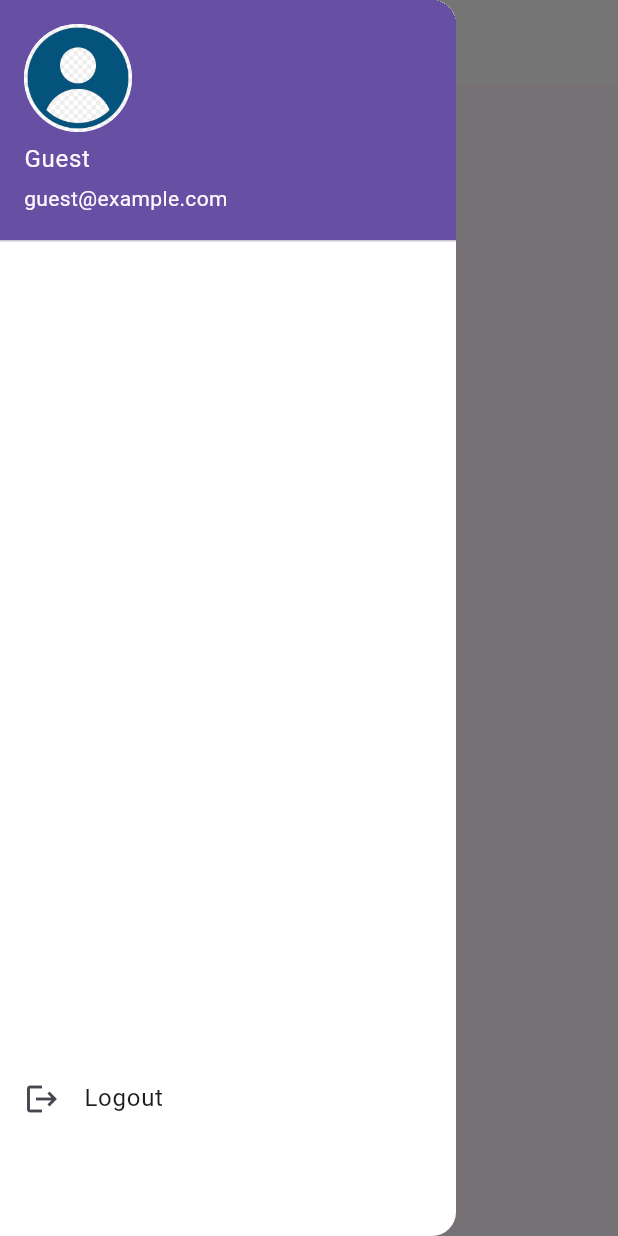
After one commit to Yura-0/lanars_test, a Flutter app: the HomePage screen opened directly, after a tap on the "menu" icon, on a phone screen of 412 x 824 dp. The commit adds this screen. Run offline on Flutter 3.47's test engine with Material 3 defaults, Android fonts, the phone set to English and light mode, and no system bars; our stand-ins replace bloc, dio, equatable, flutter_bloc, get_it, responsive_sizer and 1 more; accounts and stored records are empty.

Commit message:
add home page drawer

```diff
--- a/lib/features/home/pages/home_page.dart
+++ b/lib/features/home/pages/home_page.dart
@@ -1,10 +1,54 @@
 import 'package:flutter/material.dart';
+import 'package:flutter_bloc/flutter_bloc.dart';
+import 'package:lanars_test/features/auth/bloc/auth_state.dart';
 
-class HomePage extends StatelessWidget {
+import '../../auth/bloc/auth_bloc.dart';
+import '../widgets/user_drawer.dart';
+
+class HomePage extends StatefulWidget {
   const HomePage({super.key});
 
   @override
+  State<HomePage> createState() => _HomePageState();
+}
+
+class _HomePageState extends State<HomePage> {
+  final GlobalKey<ScaffoldState> _scaffoldKey = GlobalKey<ScaffoldState>();
+
+  @override
   Widget build(BuildContext context) {
-    return const Placeholder();
+
+    return Scaffold(
+      key: _scaffoldKey,
+      appBar: AppBar(
+        backgroundColor: Colors.white,
+        title: const Text(
+          'List Page',
+          style: TextStyle(
+            color: Colors.black,
+            fontWeight: FontWeight.bold,
+          ),
+        ),
+        centerTitle: true,
+        leading: IconButton(
+          icon: const Icon(Icons.menu),
+          onPressed: () {
+            _scaffoldKey.currentState?.openDrawer();
+          },
+        ),
+      ),
+      drawer: BlocBuilder<AuthBloc, AuthState>(
+        builder: (context, state) {
+          if (state is AuthSuccess) {
+            return UserDrawer(user: state.user);
+          } else {
+            return const UserDrawer(user: null);
+          }
+        },
+      ),
+      body: Center(
+        child: const Text('Welcome to Home Page!'),
+      ),
+    );
   }
 }
--- /dev/null
+++ b/lib/features/home/widgets/user_drawer.dart
@@ -0,0 +1,48 @@
+import 'package:flutter/material.dart';
+import 'package:flutter_bloc/flutter_bloc.dart';
+import 'package:responsive_sizer/responsive_sizer.dart';
+
+import '../../auth/authorization/model/i_user.dart';
+import '../../auth/bloc/auth_bloc.dart';
+import '../../auth/bloc/auth_event.dart';
+
+class UserDrawer extends StatelessWidget {
+  final IUser? user;
+
+  const UserDrawer({super.key, this.user});
+
+  @override
+  Widget build(BuildContext context) {
+    return Drawer(
+      backgroundColor: Colors.white,
+      child: SingleChildScrollView(
+        child: Column(
+          mainAxisSize: MainAxisSize.max,
+          mainAxisAlignment: MainAxisAlignment.spaceBetween,
+          children: [
+            UserAccountsDrawerHeader(
+              accountName: Text(user?.name ?? 'Guest'),
+              accountEmail: Text(user?.email ?? 'guest@example.com'),
+              currentAccountPicture: CircleAvatar(
+                backgroundImage: user != null
+                    ? NetworkImage(user!.imageUrl)
+                    : const AssetImage('assets/images/default_avatar.png')
+                        as ImageProvider,
+              ),
+            ),
+            SizedBox(
+              height: Adaptive.h(65),
+            ),
+            ListTile(
+              leading: const Icon(Icons.logout),
+              title: const Text('Logout'),
+              onTap: () {
+                context.read<AuthBloc>().add(LogoutRequested());
+              },
+            ),
+          ],
+        ),
+      ),
+    );
+  }
+}
--- a/pubspec.yaml
+++ b/pubspec.yaml
@@ -23,3 +23,5 @@ dev_dependencies:
 
 flutter:
   uses-material-design: true
+  assets:
+    - assets/images/
```
Also changed, not shown: assets/images/default_avatar.png (added).
